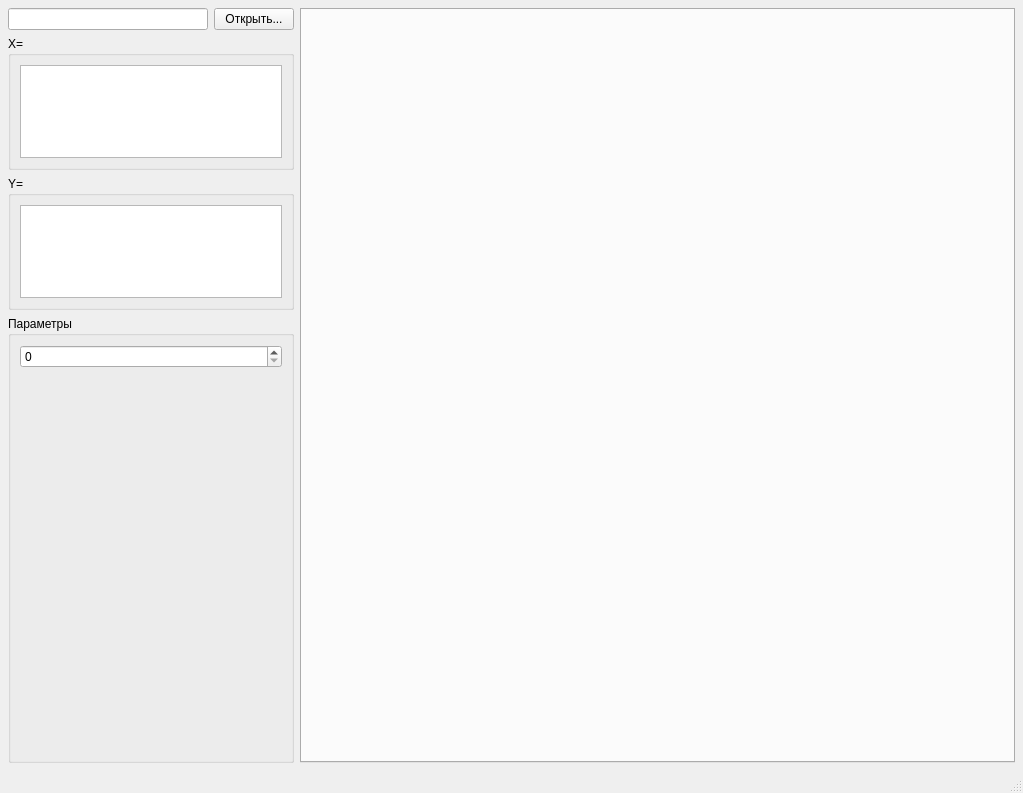
Old version of the form mainwindow.ui in the repository igrekus/plot_filter_tool.
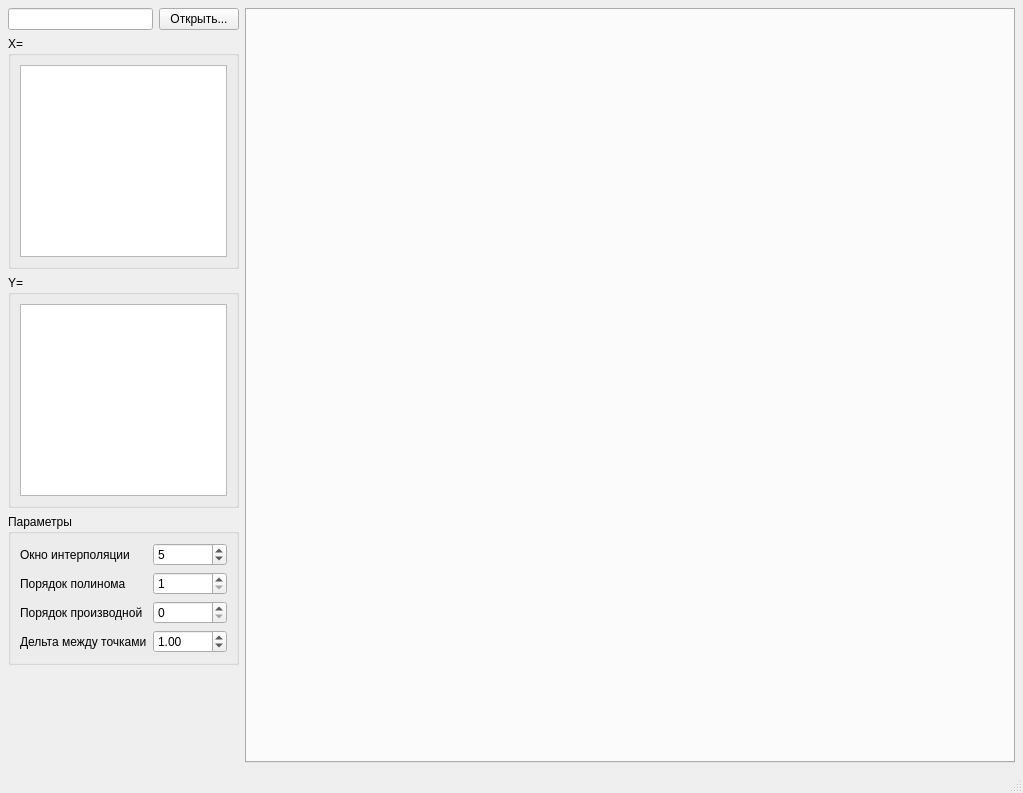
New version of the form.

Commit message: WIP: add filter parameters widget layout

```diff
--- a/mainwindow.ui
+++ b/mainwindow.ui
@@ -14,7 +14,7 @@
    <string>MainWindow</string>
   </property>
   <widget class="QWidget" name="centralwidget">
-   <layout class="QHBoxLayout" name="horizontalLayout_2" stretch="2,5">
+   <layout class="QHBoxLayout" name="horizontalLayout_2" stretch="3,10">
     <property name="leftMargin">
      <number>8</number>
     </property>
@@ -28,7 +28,7 @@
      <number>8</number>
     </property>
     <item>
-     <layout class="QVBoxLayout" name="verticalLayout_4" stretch="1,3,3,10">
+     <layout class="QVBoxLayout" name="verticalLayout_3">
       <item>
        <layout class="QHBoxLayout" name="horizontalLayout">
         <property name="sizeConstraint">
@@ -83,26 +83,91 @@
         <property name="title">
          <string>Параметры</string>
         </property>
-        <layout class="QVBoxLayout" name="verticalLayout_3">
-         <item>
-          <widget class="QSpinBox" name="spinBox"/>
+        <layout class="QFormLayout" name="formLayout">
+         <item row="0" column="0">
+          <widget class="QLabel" name="lblWindow">
+           <property name="text">
+            <string>Окно интерполяции</string>
+           </property>
+          </widget>
          </item>
-         <item>
-          <spacer name="verticalSpacer">
-           <property name="orientation">
-            <enum>Qt::Vertical</enum>
+         <item row="0" column="1">
+          <widget class="QSpinBox" name="spinWindow">
+           <property name="minimum">
+            <number>1</number>
            </property>
-           <property name="sizeHint" stdset="0">
-            <size>
-             <width>20</width>
-             <height>40</height>
-            </size>
+           <property name="maximum">
+            <number>999999999</number>
            </property>
-          </spacer>
+           <property name="value">
+            <number>5</number>
+           </property>
+          </widget>
+         </item>
+         <item row="1" column="0">
+          <widget class="QLabel" name="lblPoly">
+           <property name="text">
+            <string>Порядок полинома</string>
+           </property>
+          </widget>
+         </item>
+         <item row="1" column="1">
+          <widget class="QSpinBox" name="spinPoly">
+           <property name="minimum">
+            <number>1</number>
+           </property>
+           <property name="maximum">
+            <number>10</number>
+           </property>
+          </widget>
+         </item>
+         <item row="2" column="0">
+          <widget class="QLabel" name="lblDeriv">
+           <property name="text">
+            <string>Порядок производной</string>
+           </property>
+          </widget>
+         </item>
+         <item row="2" column="1">
+          <widget class="QSpinBox" name="spinDeriv">
+           <property name="maximum">
+            <number>10</number>
+           </property>
+          </widget>
+         </item>
+         <item row="3" column="0">
+          <widget class="QLabel" name="lblDelta">
+           <property name="text">
+            <string>Дельта между точками</string>
+           </property>
+          </widget>
+         </item>
+         <item row="3" column="1">
+          <widget class="QDoubleSpinBox" name="spinDelta">
+           <property name="maximum">
+            <double>100.000000000000000</double>
+           </property>
+           <property name="value">
+            <double>1.000000000000000</double>
+           </property>
+          </widget>
          </item>
         </layout>
        </widget>
       </item>
+      <item>
+       <spacer name="verticalSpacer">
+        <property name="orientation">
+         <enum>Qt::Vertical</enum>
+        </property>
+        <property name="sizeHint" stdset="0">
+         <size>
+          <width>20</width>
+          <height>40</height>
+         </size>
+        </property>
+       </spacer>
+      </item>
      </layout>
     </item>
     <item>
```
